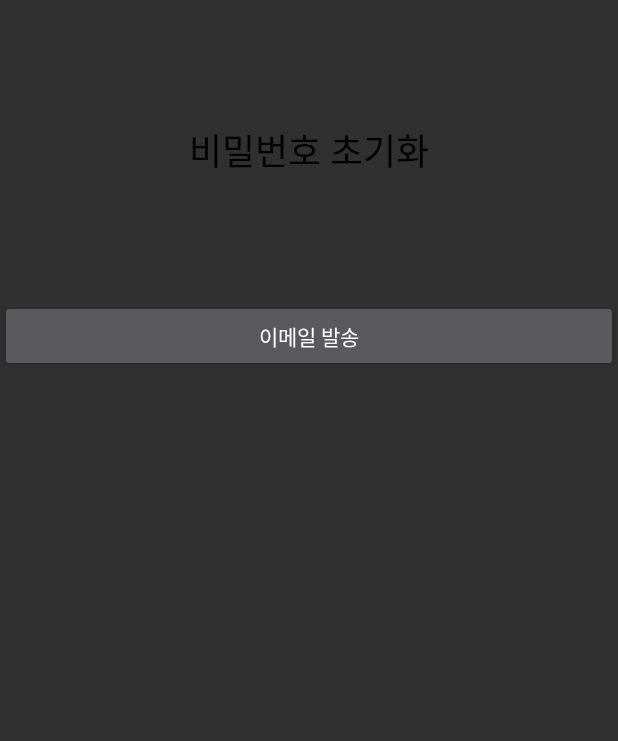
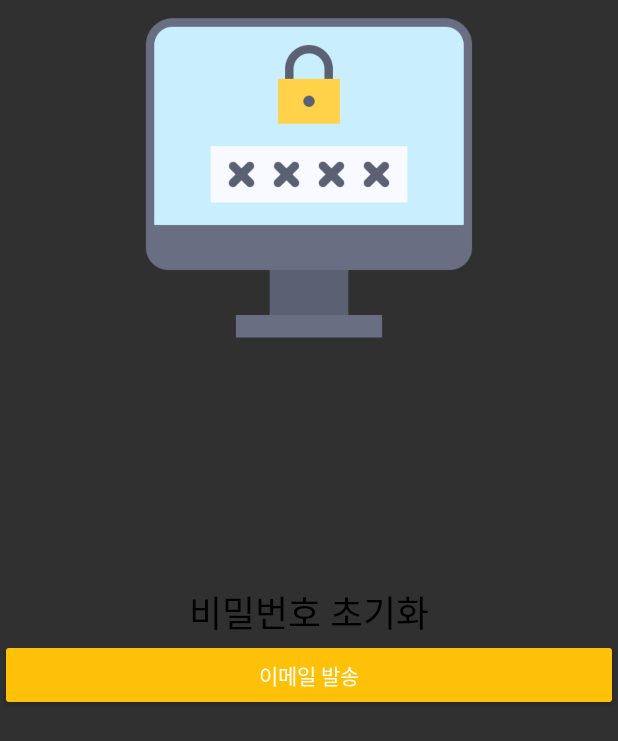
Before and after one commit to Owen-Choi/Planner, an Android app: the Password_Init_Activity screen opened directly, with no data from a screen before it, on a phone screen of 412 x 824 dp. Shown: the top 741 px of the screen. Run offline under Robolectric (Android 15) with nearby library versions, the phone set to English and light mode, and no system bars; our stand-ins replace Firebase (no records; nobody signed in at launch, a user with empty details on screens opened directly).

Commit message:
password find

```diff
--- a/app/src/main/res/layout/activity_password_init.xml
+++ b/app/src/main/res/layout/activity_password_init.xml
@@ -6,27 +6,27 @@
     android:layout_height="match_parent"
     android:orientation="vertical">
 
+    <ImageView
+        android:id="@+id/imageView4"
+        android:layout_width="match_parent"
+        android:layout_height="240dp"
+        app:srcCompat="@drawable/password" />
+
     <TextView
         android:id="@+id/password_Init"
         android:layout_width="match_parent"
-        android:layout_height="200dp"
+        android:layout_height="wrap_content"
+        android:layout_marginTop="150dp"
         android:gravity="center"
         android:text="비밀번호 초기화"
         android:textColor="#000000"
         android:textSize="24sp" />
 
-    <LinearLayout
+    <Button
+        android:id="@+id/SendButton"
         android:layout_width="match_parent"
-        android:layout_height="match_parent"
-        android:orientation="vertical"
-        android:paddingBottom="5dp">
-
-        <Button
-            android:id="@+id/SendButton"
-            android:layout_width="match_parent"
-            android:layout_height="wrap_content"
-            android:text="이메일 발송" />
-
-    </LinearLayout>
+        android:layout_height="wrap_content"
+        android:backgroundTint="#FFC107"
+        android:text="이메일 발송" />
 
 </LinearLayout>
--- a/app/src/main/res/layout/activity_sign_up.xml
+++ b/app/src/main/res/layout/activity_sign_up.xml
@@ -68,7 +68,7 @@
                 android:layout_width="match_parent"
                 android:layout_height="wrap_content"
                 android:ems="10"
-                android:hint="BitrhDate"
+                android:hint="BitrhDate(YYYY-MM-DD)"
                 android:inputType="date"
                 android:textColor="#8BC34A"
                 android:textColorHint="#8BC34A" />
```
Also changed, not shown: app/src/main/java/org/techtown/planner/service/activities/MainActivity.java (+8 -0 lines), app/src/main/res/layout/activity_main.xml (+19 -0 lines), app/src/main/res/drawable/password.png (added).
